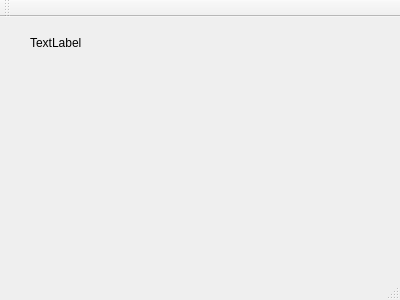
Before: the Qt Designer form mainwindow.ui in Hospitalization/qtcomport, drawn with Qt 5.
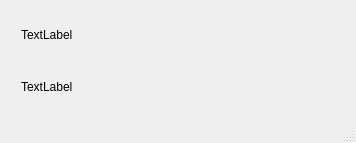
After: the same form once the commit is applied.

Commit message: mainwindow flags, attribute set

```diff
--- a/mainwindow.ui
+++ b/mainwindow.ui
@@ -6,46 +6,93 @@
    <rect>
     <x>0</x>
     <y>0</y>
-    <width>400</width>
-    <height>300</height>
+    <width>356</width>
+    <height>143</height>
    </rect>
   </property>
+  <property name="minimumSize">
+   <size>
+    <width>356</width>
+    <height>0</height>
+   </size>
+  </property>
+  <property name="maximumSize">
+   <size>
+    <width>356</width>
+    <height>16777215</height>
+   </size>
+  </property>
   <property name="windowTitle">
    <string>MainWindow</string>
   </property>
   <widget class="QWidget" name="centralWidget">
-   <widget class="QLabel" name="label">
+   <property name="maximumSize">
+    <size>
+     <width>356</width>
+     <height>156</height>
+    </size>
+   </property>
+   <widget class="QWidget" name="verticalLayoutWidget">
     <property name="geometry">
      <rect>
-      <x>30</x>
-      <y>20</y>
-      <width>56</width>
-      <height>12</height>
+      <x>10</x>
+      <y>0</y>
+      <width>311</width>
+      <height>121</height>
      </rect>
     </property>
-    <property name="text">
-     <string>TextLabel</string>
-    </property>
+    <layout class="QVBoxLayout" name="verticalLayout">
+     <item>
+      <layout class="QHBoxLayout" name="horizontalLayout">
+       <item>
+        <widget class="QLabel" name="label">
+         <property name="text">
+          <string>TextLabel</string>
+         </property>
+        </widget>
+       </item>
+       <item>
+        <spacer name="horizontalSpacer">
+         <property name="orientation">
+          <enum>Qt::Horizontal</enum>
+         </property>
+         <property name="sizeHint" stdset="0">
+          <size>
+           <width>40</width>
+           <height>20</height>
+          </size>
+         </property>
+        </spacer>
+       </item>
+      </layout>
+     </item>
+     <item>
+      <layout class="QHBoxLayout" name="horizontalLayout_2">
+       <item>
+        <widget class="QLabel" name="label_2">
+         <property name="text">
+          <string>TextLabel</string>
+         </property>
+        </widget>
+       </item>
+       <item>
+        <spacer name="horizontalSpacer_2">
+         <property name="orientation">
+          <enum>Qt::Horizontal</enum>
+         </property>
+         <property name="sizeHint" stdset="0">
+          <size>
+           <width>40</width>
+           <height>20</height>
+          </size>
+         </property>
+        </spacer>
+       </item>
+      </layout>
+     </item>
+    </layout>
    </widget>
   </widget>
-  <widget class="QMenuBar" name="menuBar">
-   <property name="geometry">
-    <rect>
-     <x>0</x>
-     <y>0</y>
-     <width>400</width>
-     <height>21</height>
-    </rect>
-   </property>
-  </widget>
-  <widget class="QToolBar" name="mainToolBar">
-   <attribute name="toolBarArea">
-    <enum>TopToolBarArea</enum>
-   </attribute>
-   <attribute name="toolBarBreak">
-    <bool>false</bool>
-   </attribute>
-  </widget>
   <widget class="QStatusBar" name="statusBar"/>
  </widget>
  <layoutdefault spacing="6" margin="11"/>
```
The commit also changes 1 other file.
